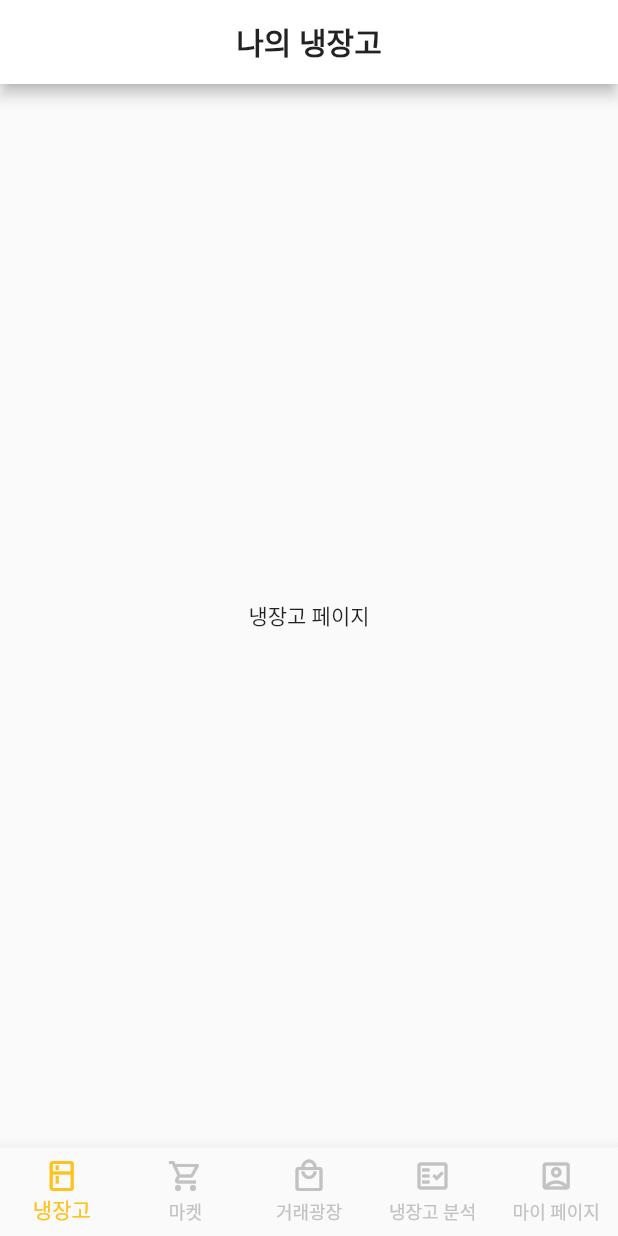
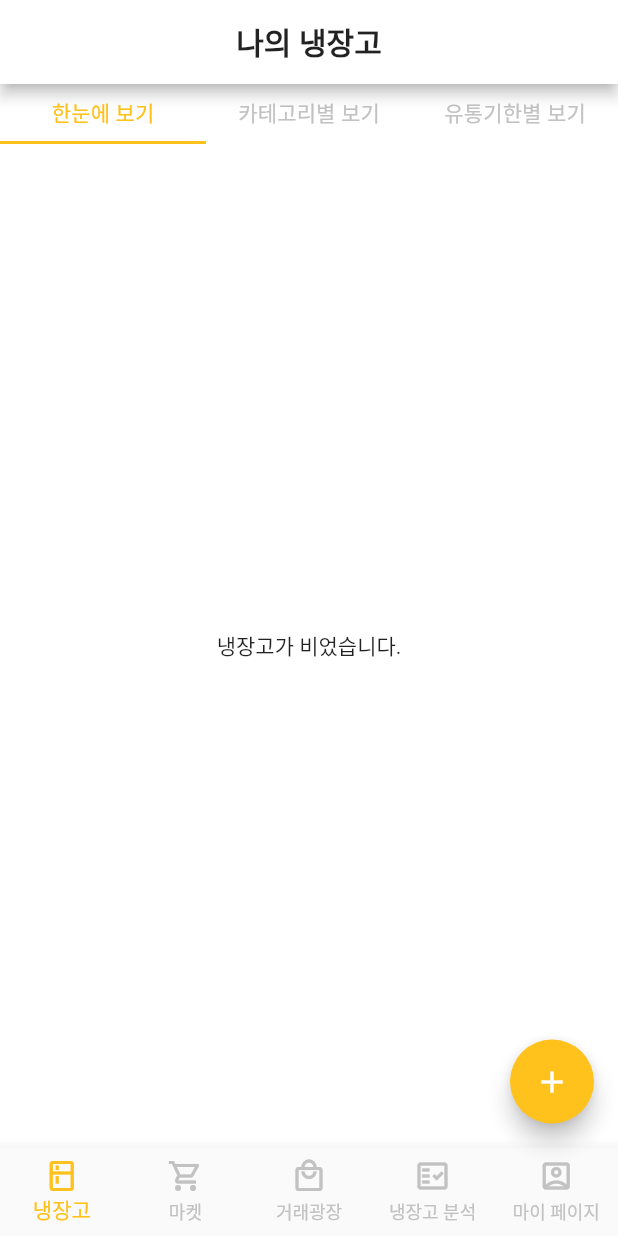
Before and after one commit to ko-inseoklee/mango_dev, a Flutter app: the HomePage screen opened directly, on a phone screen of 412 x 824 dp. Run offline on Flutter 3.47's test engine with Material 2 defaults, Android fonts, the phone set to English and light mode, and no system bars; our stand-ins replace cloud_firestore, firebase_core, get; accounts and stored records are empty.

Commit message:
6.25 - is: make design of refrigerator page

```diff
--- a/lib/view/home.dart
+++ b/lib/view/home.dart
@@ -6,6 +6,7 @@ import 'package:mangodevelopment/view/myAccount/myPage.dart';
 import 'package:mangodevelopment/view/refrigerator/refrigerator.dart';
 import 'package:mangodevelopment/view/trade/trade.dart';
 
+import '../color.dart';
 import '../viewModel/refrigeratorViewModel.dart';
 import './widget/bottomNavigationBar/bottomNavigationBar.dart';
 
@@ -38,6 +39,13 @@ class HomePageState extends State<HomePage> {
               ],
             ),
           ),
+          floatingActionButton: FloatingActionButton(
+            backgroundColor: Orange400,
+            onPressed: () {
+              print('work well.');
+            },
+            child: Icon(Icons.add),
+          ),
           bottomNavigationBar: MangoBottomNavigationBar(
             controller: _controller,
           ),
--- a/lib/view/refrigerator/refrigerator.dart
+++ b/lib/view/refrigerator/refrigerator.dart
@@ -1,5 +1,6 @@
 import 'package:flutter/material.dart';
 import 'package:get/get.dart';
+import 'package:mangodevelopment/color.dart';
 import 'package:mangodevelopment/view/refrigerator/test.dart';
 
 import '../widget/appBar.dart';
@@ -13,32 +14,81 @@ class RefrigeratorPage extends StatefulWidget {
   _RefrigeratorPageState createState() => _RefrigeratorPageState();
 }
 
-class _RefrigeratorPageState extends State<RefrigeratorPage> {
+class _RefrigeratorPageState extends State<RefrigeratorPage>
+    with SingleTickerProviderStateMixin {
+  TabController? _tabController;
+
+  int tabIdx = 0;
+
+  @override
+  void initState() {
+    // TODO: implement initState
+    super.initState();
+    _tabController =
+        new TabController(length: 3, vsync: this, initialIndex: tabIdx);
+  }
+
   @override
   Widget build(BuildContext context) {
-    return Scaffold(
+    return DefaultTabController(
+      length: 3,
+      child: Scaffold(
         appBar: MangoAppBar(
           title: '나의 냉장고',
         ),
+        backgroundColor: MangoWhite,
         body: Center(
+          child: Column(
+            // mainAxisAlignment: MainAxisAlignment.center,
+            children: [
+              Container(
+                  height: 40,
+                  child: TabBar(
+                      controller: _tabController,
+                      indicatorColor: Orange400,
+                      onTap: (value) {
+                        setState(() {
+                          tabIdx = value;
+                        });
+                      },
+                      tabs: showTab())),
+              Expanded(
                   child: Column(
                 mainAxisAlignment: MainAxisAlignment.center,
                 children: [
                   Container(
-              child: Text('냉장고 페이지'),
+                    child: Text('냉장고가 비었습니다.'),
                   )
-            // Text(_.tabIndex.toString()),
-            // TextButton(
-            //     onPressed: () =>
-            //         print("here in homepage : ${_.tabIndex.value}"),
-            //     child: Text('find currentIdx')),
-            // TextButton(
-            //     onPressed: () async =>
-            //         await _.FindRefrigeratorSnapshot('1234'),
-            //     child: Text('fetch ref'))
                 ],
+              ))
+            ],
+          ),
         ),
       ),
     );
   }
+
+  List<Widget> showTab() {
+    return <Widget>[
+      Text(
+        '한눈에 보기',
+        style: Theme.of(context)
+            .textTheme
+            .subtitle2!
+            .copyWith(color: tabIdx == 0 ? Orange400 : MangoDisabledColor),
+      ),
+      Text(
+        '카테고리별 보기',
+        style: Theme.of(context)
+            .textTheme
+            .subtitle2!
+            .copyWith(color: tabIdx == 1 ? Orange400 : MangoDisabledColor),
+      ),
+      Text('유통기한별 보기',
+          style: Theme.of(context)
+              .textTheme
+              .subtitle2!
+              .copyWith(color: tabIdx == 2 ? Orange400 : MangoDisabledColor)),
+    ];
   }
+}
--- a/lib/view/widget/appBar.dart
+++ b/lib/view/widget/appBar.dart
@@ -5,8 +5,9 @@ import 'package:mangodevelopment/color.dart';
 class MangoAppBar extends StatefulWidget implements PreferredSizeWidget {
   final String title;
   List<Widget>? actions;
+  PreferredSizeWidget? bottom;
 
-  MangoAppBar({Key? key, required this.title, this.actions})
+  MangoAppBar({Key? key, required this.title, this.actions, this.bottom})
       : preferredSize = Size.fromHeight(kToolbarHeight),
         super(key: key);
   @override
@@ -31,6 +32,7 @@ class _MangoAppBarState extends State<MangoAppBar> {
       centerTitle: true,
       actions: widget.actions,
       actionsIconTheme: Theme.of(context).iconTheme,
+      bottom: widget.bottom,
     );
   }
 }
--- a/lib/view/widget/bottomNavigationBar/floatingActionButton.dart
+++ b/lib/view/widget/bottomNavigationBar/floatingActionButton.dart
@@ -0,0 +1,15 @@
+import 'package:flutter/material.dart';
+
+class MangoFloatingActionButton extends StatelessWidget {
+  const MangoFloatingActionButton({Key? key}) : super(key: key);
+
+  @override
+  Widget build(BuildContext context) {
+    return FloatingActionButton(
+      onPressed: () {
+        print('work well.');
+      },
+      child: Icon(Icons.add),
+    );
+  }
+}
```
Lines whose indentation alone changed are shown as unchanged.
